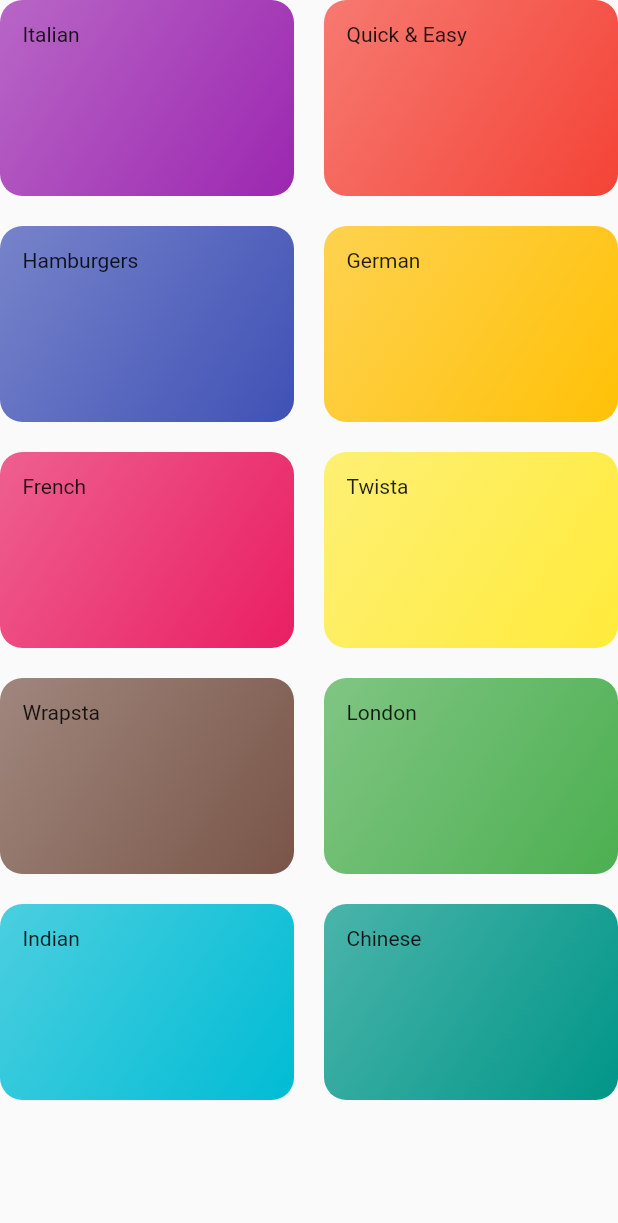
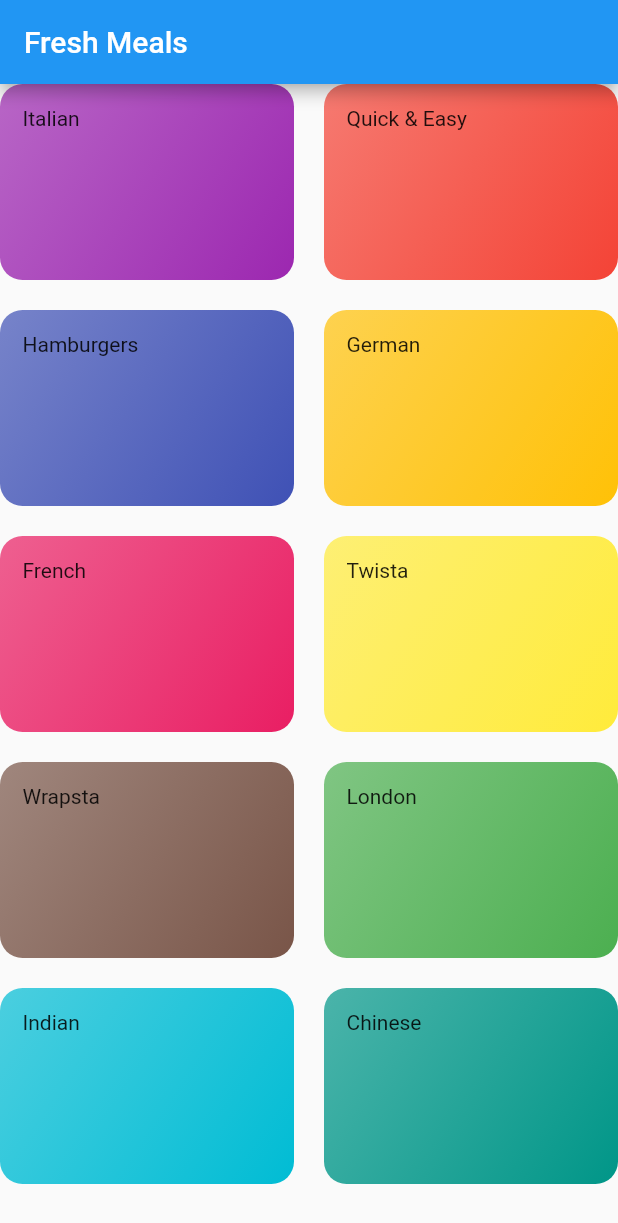
Before and after one commit to OwethuSotomela/meals_app, a Flutter app: the CategoriesScreen screen opened directly, on a phone screen of 412 x 824 dp. Shown: the top 1223 px of the screen. Run offline on Flutter 3.47's test engine with Material 2 defaults, Android fonts, the phone set to English and light mode, and no system bars.

Commit message:
Registering a screen as the main screen

```diff
--- a/lib/categories_screen.dart
+++ b/lib/categories_screen.dart
@@ -5,7 +5,11 @@ import 'package:flutter_complete_guide/dummy_data.dart';
 class CategoriesScreen extends StatelessWidget {
   @override
   Widget build(BuildContext context) {
-    return GridView(
+    return Scaffold(
+      appBar: AppBar(
+        title: const Text('Fresh Meals'),
+      ),
+      body: GridView(
         children: DUMMY_CATEGORIES
             .map((catData) => CategoryItem(
                   catData.title,
@@ -18,6 +22,7 @@ class CategoriesScreen extends StatelessWidget {
           crossAxisSpacing: 20,
           mainAxisSpacing: 20,
         ),
+      ),
     );
   }
 }
```
Also changed, not shown: lib/main.dart (+2 -20 lines). Lines whose indentation alone changed are shown as unchanged.
